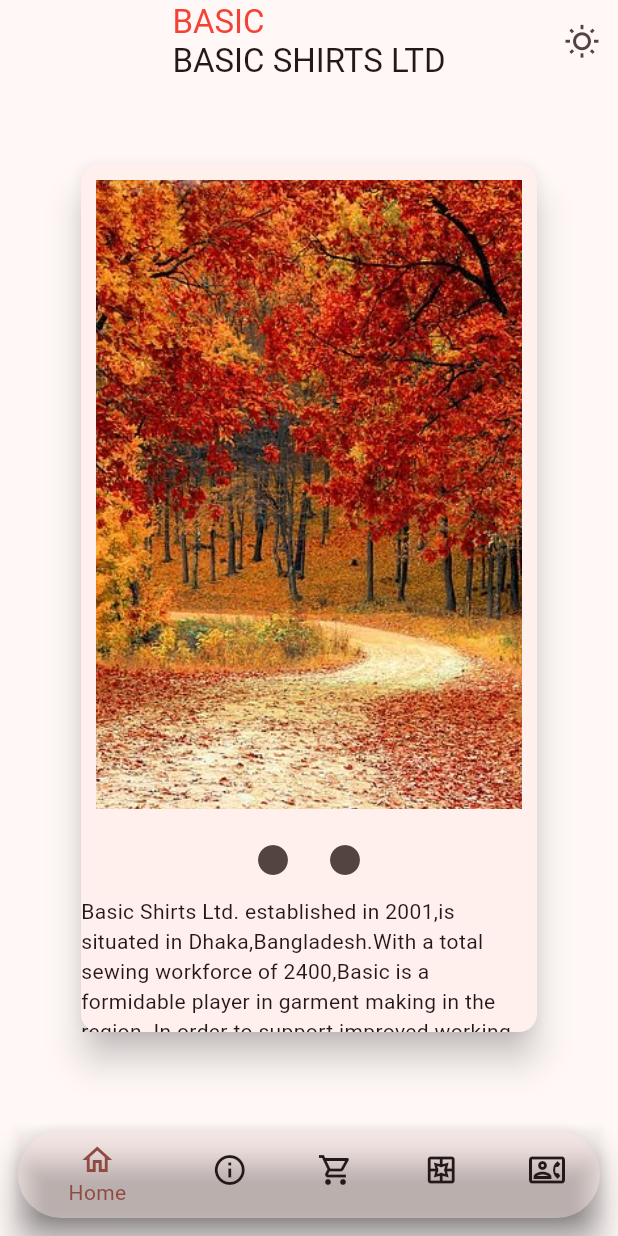
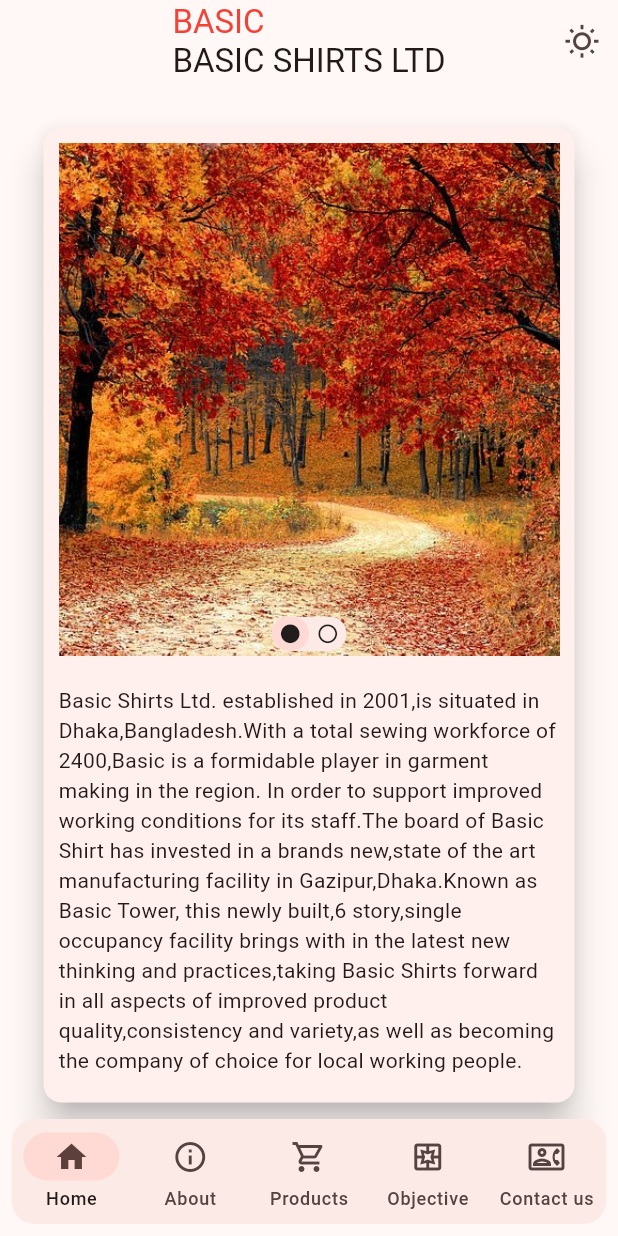
Before and after one commit to mozaddedalfeshani/bsl, a Flutter app: the screen it shows after launch, on a phone screen of 412 x 824 dp. Run offline on Flutter 3.47's test engine with Material 2 defaults, Android fonts, the light colour scheme and no system bars.

Commit message:
theme twek

```diff
--- a/lib/src/home/home_page.dart
+++ b/lib/src/home/home_page.dart
@@ -42,58 +42,56 @@ class _HomePageState extends State<HomePage> {
         ],
       ),
       body: const Padding(
-        padding: EdgeInsets.all(50),
+        padding: EdgeInsets.only(top: 25, left: 25, right: 25, bottom: 85),
         child: HomeView(),
       ),
-      bottomNavigationBar: IntrinsicHeight(
+      floatingActionButtonLocation: FloatingActionButtonLocation.centerDocked,
+      floatingActionButton: IntrinsicHeight(
         child: Align(
           alignment: Alignment.bottomCenter,
           child: ConstrainedBox(
             constraints: const BoxConstraints(maxWidth: 560),
             child: Padding(
               padding: const EdgeInsets.all(8.0),
-              child: Card(
-                shape: const StadiumBorder(),
-                elevation: 10,
-                child: BottomNavigationBar(
-                  backgroundColor: Colors.transparent,
-                  currentIndex: _currentIndex,
-                  selectedItemColor: Theme.of(context).colorScheme.primary,
-                  unselectedItemColor: Theme.of(context).colorScheme.onSurface,
-                  onTap: (value) {
+              child: ClipRRect(
+                borderRadius: BorderRadius.circular(15),
+                child: NavigationBarTheme(
+                  data: const NavigationBarThemeData(
+                      // indicatorColor:
+                      // Theme.of(context).colorScheme.primaryContainer,
+                      ),
+                  child: NavigationBar(
+                    selectedIndex: _currentIndex,
+                    onDestinationSelected: (value) {
                       setState(() {
                         _currentIndex = value;
                       });
                     },
-                  items: const [
-                    BottomNavigationBarItem(
-                      backgroundColor: Colors.transparent,
+                    height: 70,
+                    destinations: const [
+                      NavigationDestination(
                         icon: Icon(Icons.home_outlined),
-                      // selectedIcon: Icon(Icons.home),
+                        selectedIcon: Icon(Icons.home),
                         label: "Home",
                       ),
-                    BottomNavigationBarItem(
-                      backgroundColor: Colors.transparent,
+                      NavigationDestination(
                         icon: Icon(Icons.info_outline),
-                      // selectedIcon: Icon(Icons.info),
+                        selectedIcon: Icon(Icons.info),
                         label: "About",
                       ),
-                    BottomNavigationBarItem(
-                      backgroundColor: Colors.transparent,
+                      NavigationDestination(
                         icon: Icon(Icons.shopping_cart_outlined),
-                      // selectedIcon: Icon(Icons.shopping_cart),
+                        selectedIcon: Icon(Icons.shopping_cart),
                         label: "Products",
                       ),
-                    BottomNavigationBarItem(
-                      backgroundColor: Colors.transparent,
+                      NavigationDestination(
                         icon: Icon(Icons.pages_outlined),
-                      // selectedIcon: Icon(Icons.pages),
+                        selectedIcon: Icon(Icons.pages),
                         label: "Objective",
                       ),
-                    BottomNavigationBarItem(
-                      backgroundColor: Colors.transparent,
+                      NavigationDestination(
                         icon: Icon(Icons.contact_phone_outlined),
-                      // selectedIcon: Icon(Icons.contact_phone),
+                        selectedIcon: Icon(Icons.contact_phone),
                         label: "Contact us",
                       ),
                     ],
@@ -103,6 +101,7 @@ class _HomePageState extends State<HomePage> {
             ),
           ),
         ),
+      ),
     );
   }
 }
--- a/lib/src/home/home_view.dart
+++ b/lib/src/home/home_view.dart
@@ -19,11 +19,15 @@ class _HomeViewState extends State<HomeView> {
           child: ListView(
             children: [
               ConstrainedBox(
-                constraints:
-                    BoxConstraints(maxHeight: constrains.maxHeight * 0.75),
+                constraints: BoxConstraints(
+                    maxHeight: (constrains.maxWidth < constrains.maxHeight)
+                        ? constrains.maxWidth
+                        : constrains.maxHeight * 0.60),
                 child: Padding(
                   padding: const EdgeInsets.all(10),
-                  child: PageView(
+                  child: Stack(
+                    children: [
+                      PageView(
                         controller: _pageViewController,
                         children: [
                           Image.asset(
@@ -36,39 +40,29 @@ class _HomeViewState extends State<HomeView> {
                           ),
                         ],
                       ),
-                ),
-              ),
-              Row(
+                      Positioned(
+                        bottom: 3,
+                        left: 0,
+                        right: 0,
+                        child: Row(
                           mainAxisAlignment: MainAxisAlignment.center,
                           children: [
-                  IconButton(
-                    onPressed: () {
-                      _pageViewController.animateToPage(
-                        0,
-                        duration: const Duration(
-                          milliseconds: 300,
-                        ),
-                        curve: Curves.ease,
-                      );
-                    },
-                    icon: const Icon(Icons.circle),
-                  ),
-                  IconButton(
-                    onPressed: () {
-                      _pageViewController.animateToPage(
-                        1,
-                        duration: const Duration(
-                          milliseconds: 300,
-                        ),
-                        curve: Curves.ease,
-                      );
-                    },
-                    icon: const Icon(Icons.circle),
+                            SliderButton(
+                              totalPages: 2,
+                              pageViewController: _pageViewController,
                             ),
                           ],
                         ),
-              const Text(
+                      ),
+                    ],
+                  ),
+                ),
+              ),
+              const Padding(
+                padding: EdgeInsets.all(10),
+                child: Text(
                     "Basic Shirts Ltd. established in 2001,is situated in Dhaka,Bangladesh.With a total sewing workforce of 2400,Basic is a formidable player in garment making in the region. In order to support improved working conditions for its staff.The board of Basic Shirt has invested in a brands new,state of the art manufacturing facility in Gazipur,Dhaka.Known as Basic Tower, this newly built,6 story,single occupancy facility brings with in the latest new thinking and practices,taking Basic Shirts forward in all aspects of improved product quality,consistency and variety,as well as becoming the company of choice for local working people."),
+              ),
             ],
           ),
         );
@@ -76,3 +70,66 @@ class _HomeViewState extends State<HomeView> {
     );
   }
 }
+
+class SliderButton extends StatelessWidget {
+  const SliderButton({
+    Key? key,
+    required PageController pageViewController,
+    required int totalPages,
+  })  : _pageViewController = pageViewController,
+        _totalPages = totalPages,
+        super(key: key);
+
+  final PageController _pageViewController;
+  final int _totalPages;
+
+  @override
+  Widget build(BuildContext context) {
+    return SizedBox(
+      width: 25 * _totalPages.toDouble(),
+      child: AnimatedBuilder(
+          animation: _pageViewController,
+          builder: (context, _) {
+            return ClipRRect(
+              borderRadius: BorderRadius.circular(30),
+              child: NavigationBarTheme(
+                data: NavigationBarThemeData(
+                  // backgroundColor: Colors.transparent,
+                  height: 20,
+                  // indicatorColor: Colors.transparent,
+                  iconTheme: MaterialStateProperty.all(
+                    const IconThemeData(
+                      size: 15,
+                    ),
+                  ),
+                ),
+                child: NavigationBar(
+                  height: 23,
+                  selectedIndex: (_pageViewController.page ?? 0).toInt(),
+                  onDestinationSelected: (value) {
+                    _pageViewController.animateToPage(
+                      value,
+                      duration: const Duration(milliseconds: 300),
+                      curve: Curves.ease,
+                    );
+                  },
+                  labelBehavior: NavigationDestinationLabelBehavior.alwaysHide,
+                  destinations: const [
+                    NavigationDestination(
+                      icon: Icon(Icons.circle_outlined),
+                      selectedIcon: Icon(Icons.circle),
+                      label: "",
+                    ),
+                    NavigationDestination(
+                      icon: Icon(Icons.circle_outlined),
+                      selectedIcon: Icon(Icons.circle),
+                      label: "",
+                    ),
+                  ],
+                ),
+              ),
+            );
+          }),
+    );
+  }
+}
```
Lines whose indentation alone changed are shown as unchanged.
